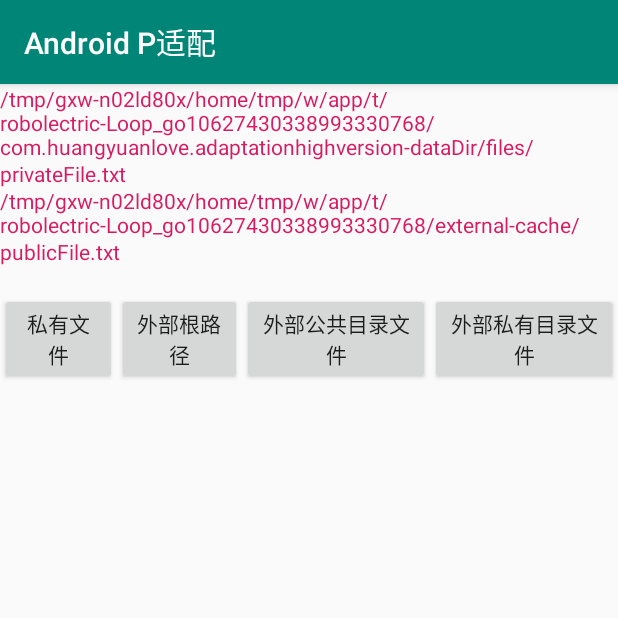
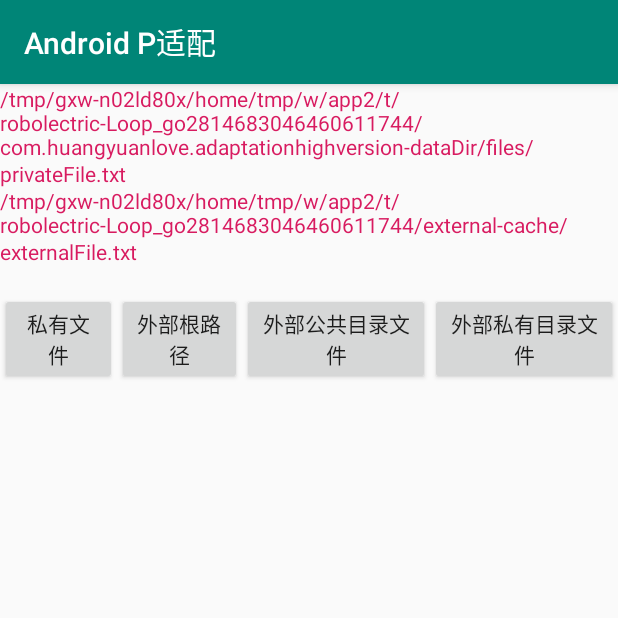
Before and after one commit to huangyuanlove/AdaptationAndroidP, an Android app: the FileOperationActivity screen opened directly, with no data from a screen before it, after a tap on "外部根路径", on a phone screen of 412 x 824 dp, the top half of it. Run offline under Robolectric (Android 15) with nearby library versions, the phone set to English and light mode, and no system bars; 1 other tap on this screen came first.

Commit message:
添加说明

```diff
--- a/app/src/main/java/com/huangyuanlove/adaptationhighversion/FileOperationActivity.java
+++ b/app/src/main/java/com/huangyuanlove/adaptationhighversion/FileOperationActivity.java
@@ -1,8 +1,9 @@
 package com.huangyuanlove.adaptationhighversion;
 
+import android.os.Bundle;
 import android.os.Environment;
 import android.support.v7.app.AppCompatActivity;
-import android.os.Bundle;
+import android.util.Log;
 import android.view.View;
 import android.widget.TextView;
 
@@ -25,6 +26,38 @@ public class FileOperationActivity extends AppCompatActivity implements View.OnL
         findViewById(R.id.public_file).setOnClickListener(this);
         findViewById(R.id.public_index_file).setOnClickListener(this);
         findViewById(R.id.external_private_file).setOnClickListener(this);
+
+        Log.e("filePath",getFilesDir().getPath());
+        Log.e("filePath",getCacheDir().getPath());
+        Log.e("filePath",getExternalCacheDir().getPath());
+        Log.e("filePath",getExternalFilesDir(null).getPath());
+        Log.e("filePath",Environment.getExternalStorageDirectory().getPath());
+        Log.e("filePath",Environment.getExternalStoragePublicDirectory(Environment.DIRECTORY_DOWNLOADS).getPath());
+
+
+        try{
+            File privateCachedFile = new File(getCacheDir().getPath() +"/privateCachedFile.txt");
+            if(!privateCachedFile.exists()){
+                privateCachedFile.createNewFile();
+            }
+
+            Log.e("privateCachedFile",privateCachedFile.getPath());
+
+
+            File externalCacheFile =  new File(  getExternalCacheDir().getPath() +"/externalCacheFile.txt" );
+            if(!externalCacheFile.exists()){
+                externalCacheFile.createNewFile();
+            }
+
+            Log.e("externalCacheFile",externalCacheFile.getPath());
+
+        }catch (Exception e){
+            e.printStackTrace();
+        }
+
+
+
+
     }
 
     @Override
@@ -55,7 +88,7 @@ public class FileOperationActivity extends AppCompatActivity implements View.OnL
                 try {
                     //需要申请权限
                     String externalStorageFilePath = Environment.getExternalStorageDirectory().getPath();
-                    File externalFile = new File(externalStorageFilePath + "/publicFile.txt");
+                    File externalFile = new File(externalStorageFilePath + "/externalFile.txt");
                     if (!externalFile.exists()) {
                         externalFile.createNewFile();
                     }
--- a/app/src/main/java/com/huangyuanlove/adaptationhighversion/MainActivity.java
+++ b/app/src/main/java/com/huangyuanlove/adaptationhighversion/MainActivity.java
@@ -12,7 +12,6 @@ import android.support.annotation.NonNull;
 import android.support.annotation.RequiresApi;
 import android.support.v7.app.AlertDialog;
 import android.support.v7.app.AppCompatActivity;
-import android.util.Log;
 import android.view.View;
 import android.widget.Toast;
 
@@ -104,7 +103,6 @@ public class MainActivity extends AppCompatActivity implements View.OnClickListe
                         //用户只点击了禁止，没有选择不再提示
                         Toast.makeText(MainActivity.this, "用户禁止了" + permission + "权限", Toast.LENGTH_SHORT).show();
 
-
                     } else {
 
                         //解释原因，并且引导用户至设置页手动授权
--- a/app/src/main/java/com/huangyuanlove/adaptationhighversion/NotificationActivity.java
+++ b/app/src/main/java/com/huangyuanlove/adaptationhighversion/NotificationActivity.java
@@ -5,10 +5,9 @@ import android.app.NotificationChannel;
 import android.app.NotificationManager;
 import android.content.Intent;
 import android.os.Build;
+import android.os.Bundle;
 import android.provider.Settings;
 import android.support.v7.app.AppCompatActivity;
-import android.os.Bundle;
-import android.util.Log;
 import android.view.View;
 import android.widget.EditText;
 import android.widget.Toast;
--- a/app/src/main/java/com/huangyuanlove/adaptationhighversion/SAFActivity.java
+++ b/app/src/main/java/com/huangyuanlove/adaptationhighversion/SAFActivity.java
@@ -4,22 +4,19 @@ import android.app.Activity;
 import android.content.Intent;
 import android.database.Cursor;
 import android.net.Uri;
+import android.os.Bundle;
 import android.provider.DocumentsContract;
 import android.provider.OpenableColumns;
 import android.support.v4.provider.DocumentFile;
 import android.support.v7.app.AppCompatActivity;
-import android.os.Bundle;
 import android.view.View;
 import android.widget.TextView;
 
 import java.io.BufferedReader;
-import java.io.BufferedWriter;
-import java.io.File;
 import java.io.IOException;
 import java.io.InputStream;
 import java.io.InputStreamReader;
 import java.io.OutputStream;
-import java.io.OutputStreamWriter;
 
 public class SAFActivity extends AppCompatActivity implements View.OnClickListener {
 
--- a/app/src/main/java/com/huangyuanlove/adaptationhighversion/ShortCutActivity.java
+++ b/app/src/main/java/com/huangyuanlove/adaptationhighversion/ShortCutActivity.java
@@ -5,13 +5,11 @@ import android.content.pm.ShortcutInfo;
 import android.content.pm.ShortcutManager;
 import android.graphics.drawable.Icon;
 import android.os.Build;
-import android.support.annotation.RequiresApi;
+import android.os.Bundle;
 import android.support.v7.app.AppCompatActivity;
-import android.os.Bundle;
 import android.view.View;
 import android.widget.Toast;
 
-import java.util.ArrayList;
 import java.util.Arrays;
 import java.util.List;
 
@@ -63,7 +61,6 @@ public class ShortCutActivity extends AppCompatActivity implements View.OnClickL
             //动态添加并且在桌面创建了快捷方式，删除之前，先disable一下.  或者判断
             List<ShortcutInfo> shortcutInfos = shortcutManager.getPinnedShortcuts();
 
-
             for(ShortcutInfo si : shortcutInfos){
                 if(si.getId().equals("shortcut")){
                     shortcutManager.disableShortcuts(Arrays.asList(new String[]{"shortcut"}));
@@ -72,7 +69,6 @@ public class ShortCutActivity extends AppCompatActivity implements View.OnClickL
             shortcutManager.removeDynamicShortcuts(Arrays.asList(new String[]{"shortcut"}));
 
             Toast.makeText(ShortCutActivity.this,"共" + shortcutInfos.size() +"个桌面快捷方式",Toast.LENGTH_SHORT).show();
-
 
         }
     }
--- a/app/src/main/java/com/huangyuanlove/adaptationhighversion/TakePhotoOrChoosePhotoActivity.java
+++ b/app/src/main/java/com/huangyuanlove/adaptationhighversion/TakePhotoOrChoosePhotoActivity.java
@@ -6,10 +6,10 @@ import android.graphics.Bitmap;
 import android.graphics.BitmapFactory;
 import android.net.Uri;
 import android.os.Build;
+import android.os.Bundle;
 import android.provider.MediaStore;
 import android.support.v4.content.FileProvider;
 import android.support.v7.app.AppCompatActivity;
-import android.os.Bundle;
 import android.view.View;
 import android.widget.ImageView;
 
@@ -41,7 +41,6 @@ public class TakePhotoOrChoosePhotoActivity extends AppCompatActivity implements
         switch (v.getId()) {
             case R.id.take_photo:
                 try {
-
                     //指定Uri，拍照返回的data为空
                     String tempImagePath = getFilesDir().getPath();
                     tempImageFile = File.createTempFile("image_", ".jpg", new File(tempImagePath));
```
Also changed, not shown: 2 other files.
